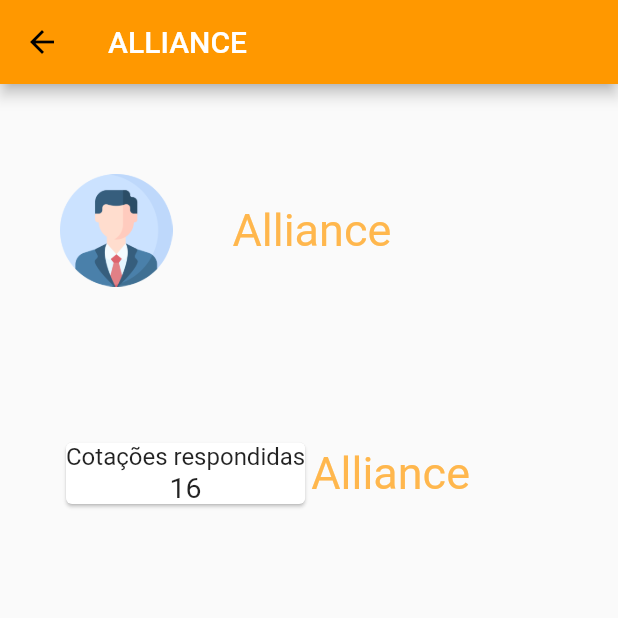
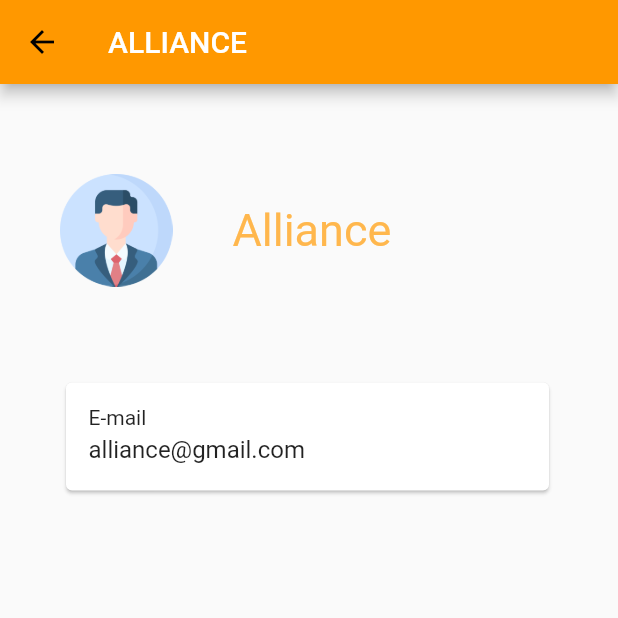
Before and after one commit to ThiagoBertoldi/alliance, a Flutter app: the HomePage_InfoCadastradas screen opened directly, on a phone screen of 412 x 824 dp, the top half of it. Run offline on Flutter 3.47's test engine with Material 2 defaults, Android fonts, the phone set to English and light mode, and no system bars; our stand-ins replace cloud_firestore, firebase_auth, firebase_core, flutter_staggered_animations; accounts and stored records are empty.

Commit message:
e-mail perfil

```diff
--- a/lib/app/views/homePage_InfoCadastradas.dart
+++ b/lib/app/views/homePage_InfoCadastradas.dart
@@ -31,6 +31,9 @@ class HomePage_InfoCadastradas extends StatefulWidget {
 
 class _HomePageState_InfoCadastradas extends State<HomePage_InfoCadastradas> {
   @override
+
+  //double_width = MediaQuery.of(context).size.width
+
   Widget build(BuildContext context) {
     return Scaffold(
         appBar: AppBar(
@@ -73,35 +76,41 @@ class _HomePageState_InfoCadastradas extends State<HomePage_InfoCadastradas> {
                       ],
                     )),
                 Container(
-                    padding: new EdgeInsets.all(40),
+                    //padding: new EdgeInsets.only(top: 40),
+                    padding: new EdgeInsets.only(left: 40),
                     child: Row(
                       children: [
                         Container(
+                          width: 330,
+                          height: 80,
                           child: Card(
                             child: Container(
                               child: Column(
-                                crossAxisAlignment: CrossAxisAlignment.center,
-                                mainAxisAlignment: MainAxisAlignment.center,
+                                crossAxisAlignment: CrossAxisAlignment.start,
+                                mainAxisAlignment: MainAxisAlignment.start,
                                 children: [
-                                  Text(
-                                    'Cotações respondidas',
-                                    style: TextStyle(fontSize: 16),
+                                  Container(
+                                    padding:
+                                        new EdgeInsets.only(left: 15, top: 15),
+                                    child: Text(
+                                      'E-mail',
+                                      style: TextStyle(fontSize: 14),
+                                      textAlign: TextAlign.left,
+                                    ),
                                   ),
-                                  Text(
-                                    '16',
-                                    style: TextStyle(fontSize: 19),
+                                  Container(
+                                    padding:
+                                        new EdgeInsets.only(left: 15, top: 4),
+                                    child: Text(
+                                      'alliance@gmail.com',
+                                      style: TextStyle(fontSize: 16),
+                                      textAlign: TextAlign.left,
+                                    ),
                                   ),
                                 ],
                               ),
                             ),
                           ),
-                        ),
-                        Container(
-                          child: Center(
-                              child: Text("Alliance",
-                                  style: TextStyle(
-                                      fontSize: 30,
-                                      color: Colors.orange[300]))),
                         ),
                       ],
                     )),
```
